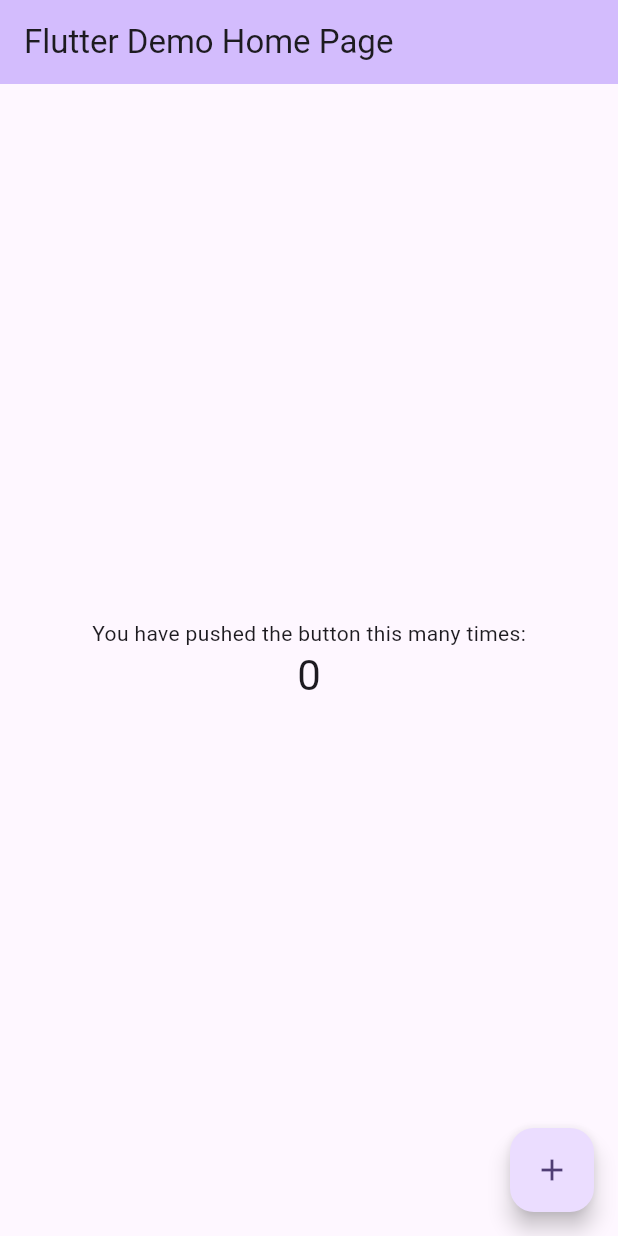
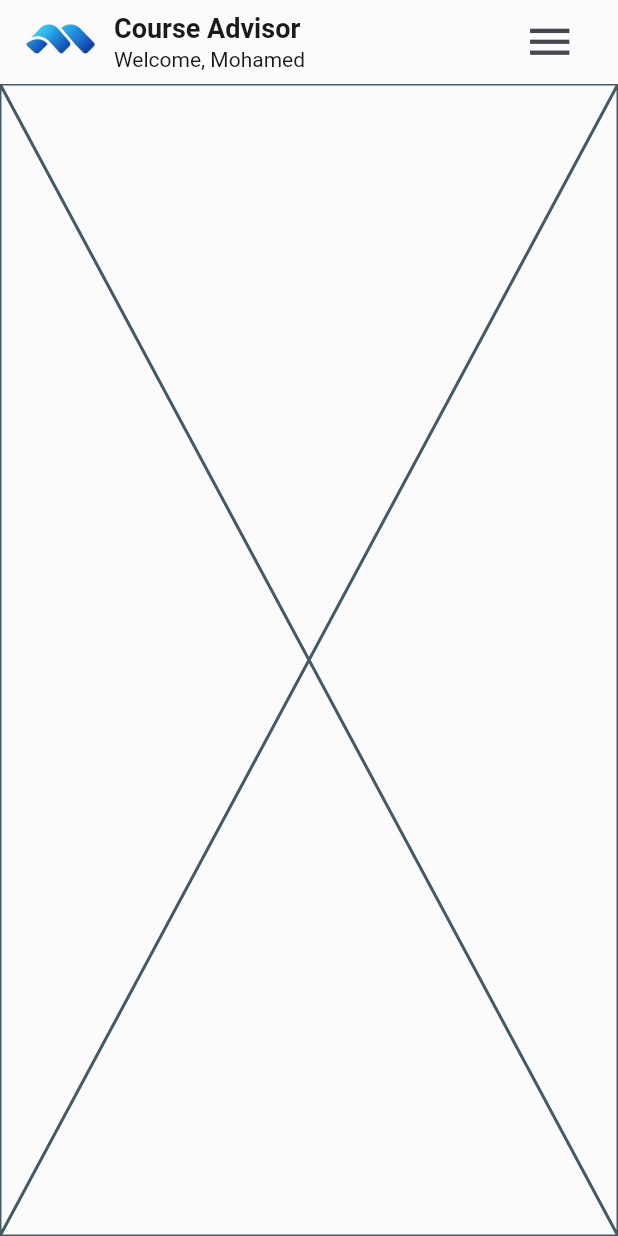
Before and after one commit to mohamed-Ihab55/machinfy_agent, a Flutter app: the screen it shows after launch, on a phone screen of 412 x 824 dp. Run offline on Flutter 3.47's test engine with Material 3 defaults, Android fonts, the phone set to English and light mode, and no system bars.

Commit message:
Custom App Bar For Home Screen

```diff
--- a/lib/core/constants.dart
+++ b/lib/core/constants.dart
@@ -2,5 +2,5 @@ import 'package:flutter/animation.dart';
 
 const kPrimaryColor = Color(0xff0066CC);
 const kSecondaryColor = Color(0xff005BB5);
-const kBackgroundColor = Color(0xffF7F7F7);
+const kBackgroundColor = Color(0xffFBFBFB);
 const kTextColor = Color(0xff1A1A1A);
--- a/lib/core/typography.dart
+++ b/lib/core/typography.dart
@@ -14,8 +14,8 @@ class Style {
     color: kTextColor,
   );
   static const bodyLarge = TextStyle(
-    fontSize: 16,
-    fontWeight: FontWeight.w500,
+    fontSize: 18,
+    fontWeight: FontWeight.w600,
     color: kTextColor,
   );
 
--- /dev/null
+++ b/lib/features/chat_agent/presentation/view/home_screen.dart
@@ -0,0 +1,24 @@
+import 'package:flutter/material.dart';
+import 'package:machinfy_agent/features/chat_agent/presentation/widget/custom_app_bar.dart';
+
+class HomeScreen extends StatelessWidget {
+  const HomeScreen({super.key});
+
+  @override
+  Widget build(BuildContext context) {
+    return Scaffold(
+      appBar: CustomAppBar(),
+      body: HomeScreenBody(),
+    );
+  }
+}
+
+
+class HomeScreenBody extends StatelessWidget {
+  const HomeScreenBody({super.key});
+
+  @override
+  Widget build(BuildContext context) {
+    return const Placeholder();
+  }
+}
--- /dev/null
+++ b/lib/features/chat_agent/presentation/widget/custom_app_bar.dart
@@ -0,0 +1,45 @@
+import 'package:flutter/material.dart';
+import 'package:machinfy_agent/core/assets.dart';
+import 'package:machinfy_agent/core/typography.dart';
+
+class CustomAppBar extends StatelessWidget implements PreferredSizeWidget {
+  const CustomAppBar({super.key});
+
+  @override
+  Size get preferredSize => const Size.fromHeight(kToolbarHeight);
+
+  @override
+  Widget build(BuildContext context) {
+    return AppBar(
+      title: Row(
+        spacing: 10,
+        children: [
+          Container(
+            width: 50,
+            height: 50,
+            decoration: BoxDecoration(borderRadius: BorderRadius.circular(25)),
+            child: Image.asset(AssetsData.logo, height: 20, width: 20),
+          ),
+          Column(
+            crossAxisAlignment: CrossAxisAlignment.start,
+            children: const [
+              Text('Course Advisor', style: Style.bodyLarge),
+              Text('Welcome, Mohamed', style: Style.bodysmall),
+            ],
+          ),
+        ],
+      ),
+      actions: [
+        Padding(
+          padding: const EdgeInsets.only(right: 20.0),
+          child: IconButton(
+            icon: const Icon(Icons.menu, size: 35),
+            onPressed: () {
+              // Handle notification button press
+            },
+          ),
+        ),
+      ],
+    );
+  }
+}
--- a/lib/main.dart
+++ b/lib/main.dart
@@ -1,4 +1,6 @@
 import 'package:flutter/material.dart';
+import 'package:machinfy_agent/core/constants.dart';
+import 'package:machinfy_agent/features/chat_agent/presentation/view/home_screen.dart';
 
 void main() {
   runApp(const MyApp());
@@ -11,112 +13,15 @@ class MyApp extends StatelessWidget {
   @override
   Widget build(BuildContext context) {
     return MaterialApp(
-      title: 'Flutter Demo',
-      theme: ThemeData(
-        // This is the theme of your application.
-        //
-        // TRY THIS: Try running your application with "flutter run". You'll see
-        // the application has a purple toolbar. Then, without quitting the app,
-        // try changing the seedColor in the colorScheme below to Colors.green
-        // and then invoke "hot reload" (save your changes or press the "hot
-        // reload" button in a Flutter-supported IDE, or press "r" if you used
-        // the command line to start the app).
-        //
-        // Notice that the counter didn't reset back to zero; the application
-        // state is not lost during the reload. To reset the state, use hot
-        // restart instead.
-        //
-        // This works for code too, not just values: Most code changes can be
-        // tested with just a hot reload.
-        colorScheme: .fromSeed(seedColor: Colors.deepPurple),
+      theme: ThemeData().copyWith(
+        scaffoldBackgroundColor: kBackgroundColor,
+        appBarTheme: const AppBarTheme(
+          backgroundColor: kBackgroundColor,
+          elevation: 0,
+        ),
       ),
-      home: const MyHomePage(title: 'Flutter Demo Home Page'),
+      debugShowCheckedModeBanner: false,
+      home: const HomeScreen(),
     );
   }
 }
-
-class MyHomePage extends StatefulWidget {
-  const MyHomePage({super.key, required this.title});
-
-  // This widget is the home page of your application. It is stateful, meaning
-  // that it has a State object (defined below) that contains fields that affect
-  // how it looks.
-
-  // This class is the configuration for the state. It holds the values (in this
-  // case the title) provided by the parent (in this case the App widget) and
-  // used by the build method of the State. Fields in a Widget subclass are
-  // always marked "final".
-
-  final String title;
-
-  @override
-  State<MyHomePage> createState() => _MyHomePageState();
-}
-
-class _MyHomePageState extends State<MyHomePage> {
-  int _counter = 0;
-
-  void _incrementCounter() {
-    setState(() {
-      // This call to setState tells the Flutter framework that something has
-      // changed in this State, which causes it to rerun the build method below
-      // so that the display can reflect the updated values. If we changed
-      // _counter without calling setState(), then the build method would not be
-      // called again, and so nothing would appear to happen.
-      _counter++;
-    });
-  }
-
-  @override
-  Widget build(BuildContext context) {
-    // This method is rerun every time setState is called, for instance as done
-    // by the _incrementCounter method above.
-    //
-    // The Flutter framework has been optimized to make rerunning build methods
-    // fast, so that you can just rebuild anything that needs updating rather
-    // than having to individually change instances of widgets.
-    return Scaffold(
-      appBar: AppBar(
-        // TRY THIS: Try changing the color here to a specific color (to
-        // Colors.amber, perhaps?) and trigger a hot reload to see the AppBar
-        // change color while the other colors stay the same.
-        backgroundColor: Theme.of(context).colorScheme.inversePrimary,
-        // Here we take the value from the MyHomePage object that was created by
-        // the App.build method, and use it to set our appbar title.
-        title: Text(widget.title),
-      ),
-      body: Center(
-        // Center is a layout widget. It takes a single child and positions it
-        // in the middle of the parent.
-        child: Column(
-          // Column is also a layout widget. It takes a list of children and
-          // arranges them vertically. By default, it sizes itself to fit its
-          // children horizontally, and tries to be as tall as its parent.
-          //
-          // Column has various properties to control how it sizes itself and
-          // how it positions its children. Here we use mainAxisAlignment to
-          // center the children vertically; the main axis here is the vertical
-          // axis because Columns are vertical (the cross axis would be
-          // horizontal).
-          //
-          // TRY THIS: Invoke "debug painting" (choose the "Toggle Debug Paint"
-          // action in the IDE, or press "p" in the console), to see the
-          // wireframe for each widget.
-          mainAxisAlignment: .center,
-          children: [
-            const Text('You have pushed the button this many times:'),
-            Text(
-              '$_counter',
-              style: Theme.of(context).textTheme.headlineMedium,
-            ),
-          ],
-        ),
-      ),
-      floatingActionButton: FloatingActionButton(
-        onPressed: _incrementCounter,
-        tooltip: 'Increment',
-        child: const Icon(Icons.add),
-      ),
-    );
-  }
-}
--- a/pubspec.yaml
+++ b/pubspec.yaml
@@ -56,7 +56,7 @@ flutter:
   # the material Icons class.
   uses-material-design: true
 
-  To add assets to your application, add an assets section, like this:
+  # To add assets to your application, add an assets section, like this:
   assets:
     - assets/images/
   #   - images/a_dot_ham.jpeg
```
Also changed, not shown: assets/images/logo.png (added), lib/core/assets.dart (line endings or trailing spaces).
